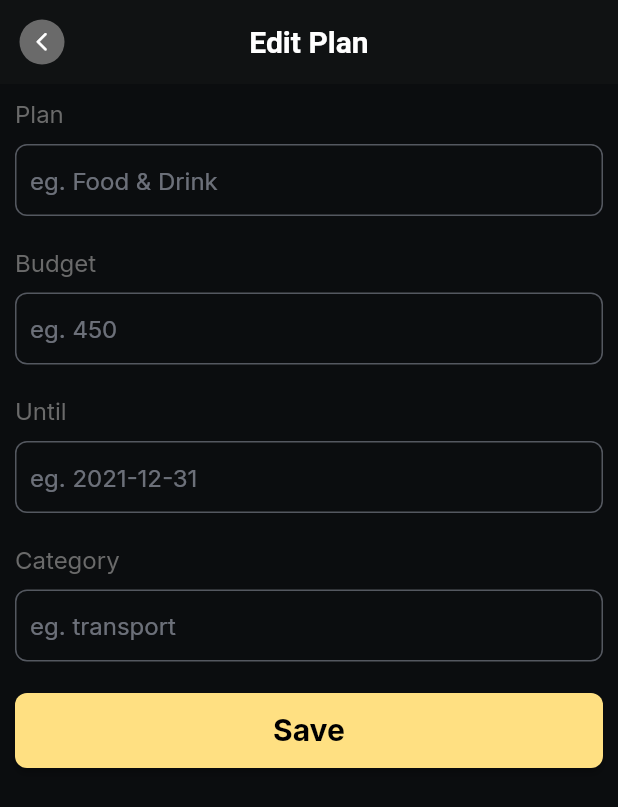
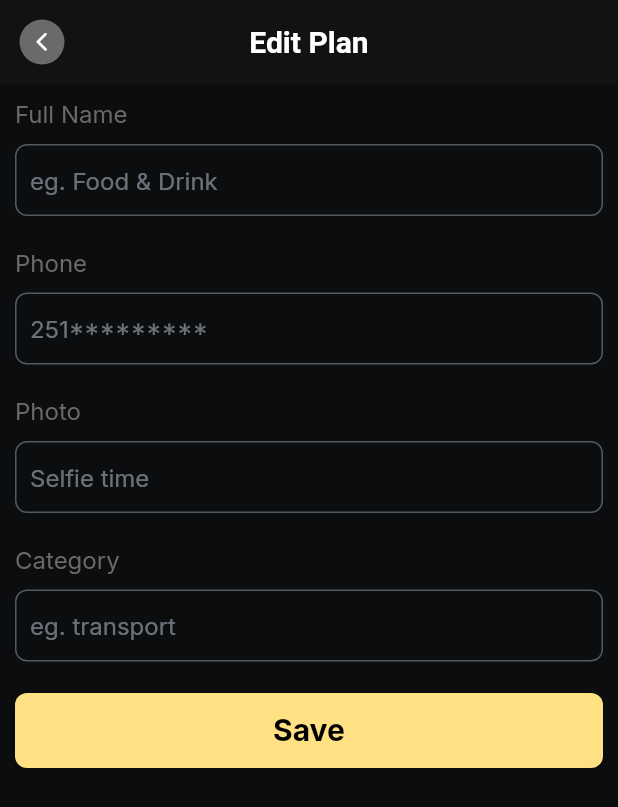
Before and after one commit to yonaries/Dime-Campus, a Flutter app: the screen it shows after launch, item 3 of the bottom bar chosen, after a tap on the "add" icon, on a phone screen of 412 x 824 dp. Shown: the top 807 px of the screen. Run offline on Flutter 3.47's test engine with Material 2 defaults, Android fonts, the phone set to English and light mode, and no system bars; our stand-ins replace google_fonts, image_picker, percent_indicator, syncfusion_flutter_charts.

Commit message:
Add gitignore, input image widget, loan form screen, and image picker dependency

```diff
--- /dev/null
+++ b/lib/core/common/input_image.dart
@@ -0,0 +1,86 @@
+import 'dart:io';
+
+import 'package:flutter/material.dart';
+import 'package:flutter/services.dart';
+import 'package:image_picker/image_picker.dart';
+
+class InputImage extends StatefulWidget {
+  InputImage({
+    super.key,
+    required this.image,
+    required this.label,
+    this.hint = '',
+    this.keyboard = TextInputType.text,
+  });
+
+  File? image;
+  final String label;
+  final String hint;
+  final TextInputType keyboard;
+
+  @override
+  State<InputImage> createState() => _InputImageState();
+}
+
+class _InputImageState extends State<InputImage> {
+  Future pickImage(ImageSource source) async {
+    try {
+      final image = await ImagePicker().pickImage(source: source);
+      if (image == null) return;
+
+      final imageTemp = File(image.path);
+      setState(() {
+        widget.image = imageTemp;
+      });
+    } on PlatformException catch (e) {
+      print('Failed to pick image: $e');
+    }
+  }
+
+  @override
+  Widget build(BuildContext context) {
+    final ThemeData theme = Theme.of(context);
+    final ColorScheme colorScheme = theme.colorScheme;
+
+    return Padding(
+      padding: const EdgeInsets.symmetric(
+        horizontal: 10,
+        vertical: 10,
+      ),
+      child: Column(
+        crossAxisAlignment: CrossAxisAlignment.start,
+        children: [
+          Text(
+            widget.label,
+            style: TextStyle(color: colorScheme.onBackground, fontSize: 16),
+          ),
+          const SizedBox(height: 10),
+          Container(
+            height: 50,
+            alignment: Alignment.center,
+            child: TextField(
+              keyboardType: widget.keyboard,
+              style: const TextStyle(color: Colors.white),
+              decoration: InputDecoration(
+                hintText: widget.hint,
+                hintStyle: TextStyle(
+                  color: colorScheme.onSurface.withOpacity(0.5),
+                ),
+                contentPadding:
+                    const EdgeInsets.symmetric(vertical: 0, horizontal: 10),
+                fillColor: colorScheme.surface,
+                border: OutlineInputBorder(
+                  borderRadius: BorderRadius.circular(8),
+                ),
+              ),
+              readOnly: true,
+              onTap: () async {
+                await pickImage(ImageSource.camera);
+              },
+            ),
+          )
+        ],
+      ),
+    );
+  }
+}
--- a/lib/main.dart
+++ b/lib/main.dart
@@ -3,6 +3,7 @@ import 'package:google_fonts/google_fonts.dart';
 import 'package:nuvio/view/plans/edit_plan.dart';
 
 import 'core/common/home.dart';
+import 'view/loan/loan_form.dart';
 import 'view/plans/plan_detail.dart';
 
 void main() {
@@ -35,7 +36,8 @@ class MyApp extends StatelessWidget {
       routes: {
         '/home': (context) => const MyHomePage(title: 'Dime App'),
         '/plan_details': (context) => const PlanDetailScreen(),
-        '/create_plan': (context) => const EditPlanScreen()
+        '/create_plan': (context) => const EditPlanScreen(),
+        '/loan_form': (context) => const LoanFormScreen(),
       },
     );
   }
--- /dev/null
+++ b/lib/view/loan/loan_form.dart
@@ -0,0 +1,74 @@
+import 'dart:io';
+
+import 'package:flutter/material.dart';
+import 'package:nuvio/core/common/input_image.dart';
+
+import '../../core/common/appbar.dart';
+import '../../core/common/button.dart';
+import '../../core/common/inputbox.dart';
+import '../../core/common/inputdate.dart';
+
+class LoanFormScreen extends StatefulWidget {
+  const LoanFormScreen({super.key});
+
+  @override
+  State<LoanFormScreen> createState() => _LoanFormScreenState();
+}
+
+class _LoanFormScreenState extends State<LoanFormScreen> {
+  @override
+  Widget build(BuildContext context) {
+    final ThemeData theme = Theme.of(context);
+    final ColorScheme colorScheme = theme.colorScheme;
+    final TextEditingController _plan = TextEditingController();
+    final TextEditingController _budget = TextEditingController();
+    final TextEditingController _until = TextEditingController();
+    final TextEditingController _category = TextEditingController();
+    File? _image;
+
+    return Scaffold(
+      appBar: DimeAppBar('Edit Plan', context),
+      backgroundColor: colorScheme.background,
+      body: SingleChildScrollView(
+        child: Column(
+          children: [
+            InputBox(
+              controller: _plan,
+              label: 'Full Name',
+              hint: 'eg. Food & Drink',
+            ),
+            InputBox(
+              controller: _budget,
+              label: 'Phone',
+              hint: '251*********',
+              keyboard: TextInputType.number,
+            ),
+            InputImage(
+              image: _image,
+              label: 'Photo',
+              hint: 'Selfie time',
+            ),
+            InputBox(
+              controller: _category,
+              label: 'Category',
+              hint: 'eg. transport',
+              keyboard: TextInputType.datetime,
+            ),
+            DimeButton(
+              onTap: () {
+                showDatePicker(
+                  context: context,
+                  initialDate: DateTime.now(),
+                  firstDate: DateTime(2000),
+                  lastDate: DateTime(2100),
+                );
+              },
+              text: "Save",
+              color: colorScheme.secondary,
+            ),
+          ],
+        ),
+      ),
+    );
+  }
+}
--- a/lib/view/plans/plans.dart
+++ b/lib/view/plans/plans.dart
@@ -29,7 +29,7 @@ class PlansScreen extends StatelessWidget {
       ),
       floatingActionButton: FloatingActionButton(
         onPressed: () {
-          Navigator.pushNamed(context, '/create_plan');
+          Navigator.pushNamed(context, '/loan_form');
         },
         tooltip: 'Create Plan',
         backgroundColor: Theme.of(context).colorScheme.secondary,
--- a/pubspec.yaml
+++ b/pubspec.yaml
@@ -38,6 +38,7 @@ dependencies:
   percent_indicator: ^4.2.3
   google_fonts: ^4.0.3
   syncfusion_flutter_charts: ^21.1.41
+  image_picker: ^0.8.7+3
 
 dev_dependencies:
   flutter_test:
```
Also changed, not shown: pubspec.lock, 2 other files.
